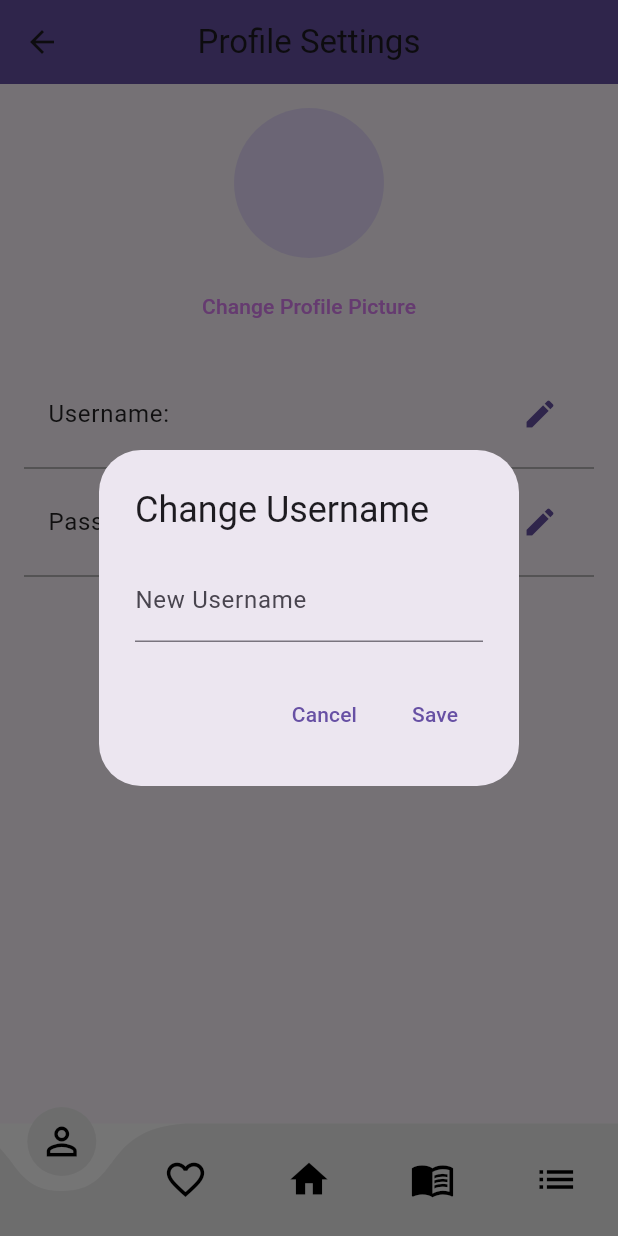
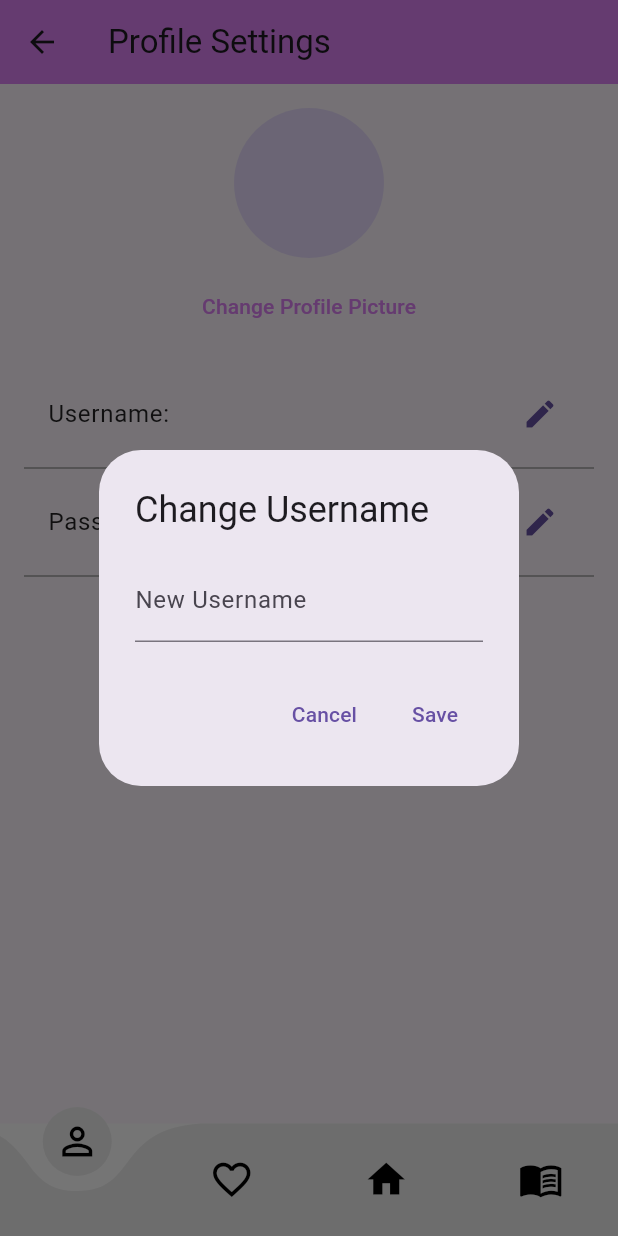
Before and after one commit to SiratSabir78/roamify, a Flutter app: the HomePage screen opened directly, after a tap on "Username:", on a phone screen of 412 x 824 dp. Run offline on Flutter 3.47's test engine with Material 3 defaults, Android fonts, the phone set to English and light mode, and no system bars; drawn by our look-alikes of curved_navigation_bar; our stand-ins replace cloud_firestore, firebase_auth, firebase_core, get; accounts and stored records are empty.

Commit message:
new changes

```diff
--- a/lib/Widgets/home_botton_bar.dart
+++ b/lib/Widgets/home_botton_bar.dart
@@ -1,6 +1,5 @@
 import 'package:curved_navigation_bar/curved_navigation_bar.dart';
 import 'package:flutter/material.dart';
-import 'package:roamify/screens/home_screen.dart';
 import 'package:roamify/screens/favorites_screen.dart';
 import 'package:roamify/screens/profile_screen.dart';
 import 'package:roamify/screens/booking_page.dart';
--- a/lib/screens/booking_page.dart
+++ b/lib/screens/booking_page.dart
@@ -26,7 +26,7 @@ class BookingPage extends StatelessWidget {
       appBar: AppBar(
         title: Text("My Bookings"),
         backgroundColor:
-            settingsProvider.darkMode ? Colors.purple[700] : Colors.purple[300],
+            settingsProvider.darkMode ? const Color.fromARGB(255, 221, 128, 244) : Colors.purple[300],
       ),
       body: StreamBuilder<QuerySnapshot>(
         stream: FirebaseFirestore.instance
@@ -61,14 +61,12 @@ class BookingPage extends StatelessWidget {
                 builder: (context, citySnapshot) {
                   String cityName = 'Unknown';
                   String tripDescription = 'No description available';
-                  int tripPricePerDay = 0;
 
                   if (citySnapshot.connectionState == ConnectionState.done) {
                     if (citySnapshot.hasData) {
                       cityName = citySnapshot.data?.get('name') ?? 'Unknown';
                       tripDescription = citySnapshot.data?.get('data') ??
                           'No description available';
-                      tripPricePerDay = citySnapshot.data?.get('price') ?? 0;
                     }
                   }
 
--- a/lib/screens/home_screen.dart
+++ b/lib/screens/home_screen.dart
@@ -6,7 +6,6 @@ import 'package:roamify/screens/booking_page.dart';
 import 'package:roamify/screens/favorites_provider.dart';
 import 'package:roamify/screens/favorites_screen.dart';
 import 'package:roamify/screens/profile_screen.dart';
-import 'package:roamify/screens/search_screen.dart';
 import 'package:roamify/screens/post_screen.dart';
 import 'package:roamify/screens/app_setting_screen.dart';
 import 'package:roamify/screens/signout.dart';
@@ -27,7 +26,6 @@ class _HomePageState extends State<HomePage> {
     FavoriteScreen(),
     HomeContent(), // Home screen content widget
     BookingPage(), // Updated BookingPage without cityId
-    SearchScreen(),
   ];
 
   @override
@@ -135,7 +133,6 @@ class _HomePageState extends State<HomePage> {
               size: 30, color: settingsProvider.iconColor),
           Icon(Icons.home, size: 30, color: settingsProvider.iconColor),
           Icon(Icons.menu_book, size: 30, color: settingsProvider.iconColor),
-          Icon(Icons.list, size: 30, color: settingsProvider.iconColor),
         ],
         onTap: (index) {
           setState(() {
--- a/lib/screens/profile_screen.dart
+++ b/lib/screens/profile_screen.dart
@@ -22,7 +22,7 @@ class _ProfileScreenState extends State<ProfileScreen> {
     if (_user != null) {
       DocumentSnapshot userDoc = await FirebaseFirestore.instance
           .collection('users')
-          .doc(_user!.uid)
+          .doc(_user.uid)
           .get();
 
       setState(() {
@@ -79,7 +79,7 @@ class _ProfileScreenState extends State<ProfileScreen> {
                         try {
                           await FirebaseFirestore.instance
                               .collection('users')
-                              .doc(_user!.uid)
+                              .doc(_user.uid)
                               .update({'username': newUsername});
                           _loadUsername(); // Refresh the username on the profile screen
                           Navigator.pop(context);
@@ -192,8 +192,8 @@ class _ProfileScreenState extends State<ProfileScreen> {
                       AuthCredential credential = EmailAuthProvider.credential(
                           email: _user!.email!,
                           password: currentPasswordController.text);
-                      await _user!.reauthenticateWithCredential(credential);
-                      await _user!.updatePassword(newPasswordController.text);
+                      await _user.reauthenticateWithCredential(credential);
+                      await _user.updatePassword(newPasswordController.text);
                       Navigator.pop(context);
                       ScaffoldMessenger.of(context).showSnackBar(SnackBar(
                           content: Text('Password changed successfully!')));
@@ -221,8 +221,7 @@ class _ProfileScreenState extends State<ProfileScreen> {
     return Scaffold(
       appBar: AppBar(
         title: Text('Profile Settings'),
-        backgroundColor: primaryColor,
-        centerTitle: true,
+        backgroundColor: Color.fromARGB(255, 221, 128, 244),
       ),
       body: Padding(
         padding: EdgeInsets.all(16.0),
```
